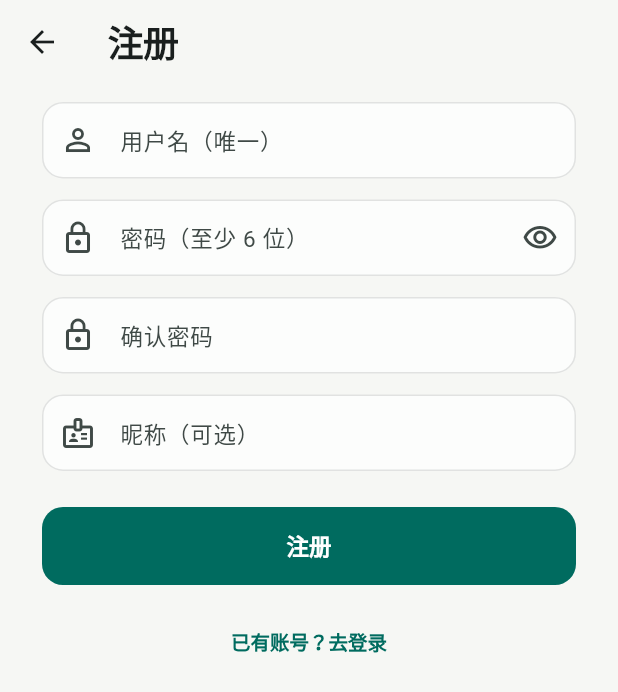
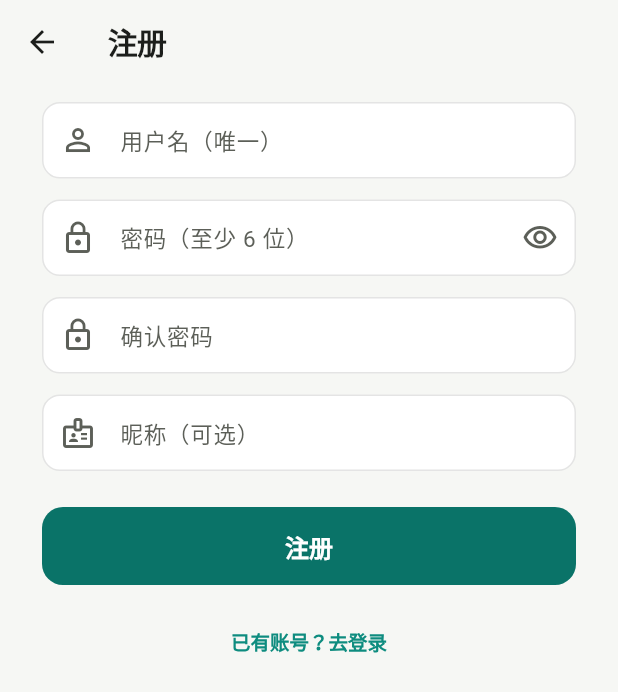
Before and after one commit to mwrforever/contemporary-opinion, a Flutter app: the screen it shows after launch, after a tap on "登录", after a tap on "没有账号？去注册", on a phone screen of 412 x 824 dp. Shown: the top 692 px of the screen. Run offline on Flutter 3.47's test engine with Material 3 defaults, Android fonts, the phone set to English and light mode, and no system bars; our stand-ins replace flutter_local_notifications, flutter_tts, hive, hive_flutter, permission_handler, speech_to_text and 4 more; missing offline and left inert: flutter_ringtone_player, record; accounts and stored records are empty.

Commit message:
feat: 阶段1 Task8 设计 Token 落地 app_theme（精确色值/文本层级/组件主题/浅深自适应）

```diff
--- a/lib/theme/app_theme.dart
+++ b/lib/theme/app_theme.dart
@@ -1,41 +1,38 @@
 import 'package:flutter/material.dart';
 
-/// 全局设计语言（依据 UI UX Pro Max + Taste Skill V1）
+/// 全局设计语言（依据 docs/superpowers/specs/2026-08-05-shishuo-ui-design.md 方向 A 温暖平面）
 ///
-/// 设计基调：Minimalist Productivity —— 单一去饱和强调色、留白即层次、
-/// 8px 间距系统、扩散阴影（非霓虹辉光）。
-///
-/// Taste Skill 关键约束：
-/// - 单一强调色（青绿），饱和度 < 80%，避开 AI 紫蓝与纯黑（#000）。
-/// - 反卡片滥用：用发丝边框 + 扩散阴影营造层次，而非堆叠重阴影。
-/// - 完整交互态：加载/空/错误/触感反馈。
+/// 设计基调：单一去饱和青绿强调色、暖白底、8px 间距系统、低扩散阴影；
+/// 浅/深两套 Token 精确锁定，不做 fromSeed 漂色。
+/// 关键约束：浅色主按钮用加深强调色（[accentStrong]）保证白字对比度 ≥4.5:1。
 class AppTheme {
-  // ── 强调色（去饱和青绿）──────────────────────────────
-  static const Color accent = Color(0xFF0F8C7E);
-  static const Color accentStrong = Color(0xFF0A6E63); // 浅底上的强调文字
-  static const Color accentSoft = Color(0xFFE4F4F1); // 浅底强调背景
+  // ── 强调色（设计规范锁定）────────────────────────────
+  static const Color accent = Color(0xFF0E8C7F);
+  static const Color accentStrong = Color(0xFF0A7368); // 浅色主按钮底
+  static const Color accentSoft = Color(0xFFE2F4F1);
 
-  // ── 语义色（均做降饱和处理，避免刺眼）────────────────
-  static const Color danger = Color(0xFFC24A3A); // 冲突 / 删除 / 错误
-  static const Color dangerSoft = Color(0xFFFBEDEA);
-  static const Color warn = Color(0xFFC07A2E); // 即将到来 / 时间重叠提醒
-  static const Color warnSoft = Color(0xFFFBF1E4);
-  static const Color ok = Color(0xFF3A9D6B); // 已完成 / 正常生效
-  static const Color okSoft = Color(0xFFE6F4EC);
+  // ── 语义色（设计规范锁定）────────────────────────────
+  static const Color danger = Color(0xFFC0492F); // 冲突 / 删除 / 错误
+  static const Color dangerSoft = Color(0xFFFBE9E4);
+  static const Color warn = Color(0xFFC9782B); // 时间重叠弱提醒 / 待定
+  static const Color warnSoft = Color(0xFFFBF1E3);
+  static const Color ok = Color(0xFF3F9D6B); // 已完成 / 收入
+  static const Color okSoft = Color(0xFFE4F3EA);
 
-  // ── 待安排中性色（需稳定身份，非 onSurface 临时 alpha）────────
-  static const Color neutral = Color(0xFF8A938F); // 浅色模式文字/图标
-  static const Color neutralDark = Color(0xFF9AA39F); // 深色模式文字/图标
+  // ── 中性色（三级文本）──────────────────────────────
+  static const Color neutral = Color(0xFF8A8D85); // 浅色模式辅助文本
+  static const Color neutralDark = Color(0xFF6B6F68); // 深色模式辅助文本
 
-  // ── 语义色深色变体（仅深色模式用于文字/图标，提对比至 AA）──
-  static const Color dangerDark = Color(0xFFE0705F); // danger 暗色文字/图标
-  static const Color okDark = Color(0xFF5FBE8C); // ok 暗色文字/图标
-  static const Color warnDark = Color(0xFFE0A050); // warn 暗色文字/图标
+  // ── 语义色深色变体（深色模式文字/图标，保证 AA 对比）──
+  static const Color dangerDark = Color(0xFFE08A74);
+  static const Color okDark = Color(0xFF6FBF92);
+  static const Color warnDark = Color(0xFFE0A263);
 
-  // ── 圆角（统一阶梯）──────────────────────────────────
+  // ── 圆角（统一阶梯：卡片 20 / 按钮 14 / 输入框 12）──
   static const double radiusSm = 10;
   static const double radiusMd = 14;
   static const double radiusLg = 20;
+  static const double radiusInput = 12;
   static const double radius = radiusLg; // 兼容旧引用
 
   // ── 间距（8px 基准）─────────────────────────────────
@@ -46,64 +43,111 @@ class AppTheme {
   static const double spaceXl = 24;
   static const double spaceXxl = 32;
 
-  static ThemeData get light => _build(false);
-  static ThemeData get dark => _build(true);
+  static ThemeData get light => buildAppTheme(Brightness.light);
+  static ThemeData get dark => buildAppTheme(Brightness.dark);
 
-  /// 扩散阴影：轻盈、宽展、低透明度，营造"浮起"而非"发光"。
+  /// 扩散阴影：轻盈、宽展、低透明度，营造「浮起」而非「发光」。
   static List<BoxShadow> elevation(bool isDark) => [
         BoxShadow(
-          color: isDark
-              ? const Color(0x40000000)
-              : const Color(0x14000000),
+          color: isDark ? const Color(0x40000000) : const Color(0x14000000),
           blurRadius: isDark ? 28 : 24,
           offset: const Offset(0, 8),
         ),
       ];
 
-  static ThemeData _build(bool isDark) {
-    final seed = accent;
+  /// 构建完整主题：Token 精确落地 + 组件主题收敛。
+  ///
+  /// [brightness] 决定浅/深两套 Token（跟随系统由 App/ThemeMode.system 切换）。
+  static ThemeData buildAppTheme([Brightness brightness = Brightness.light]) {
+    final isDark = brightness == Brightness.dark;
+
     final scheme = ColorScheme.fromSeed(
-      seedColor: seed,
-      brightness: isDark ? Brightness.dark : Brightness.light,
-      surface: isDark ? const Color(0xFF161A19) : const Color(0xFFFCFDFC),
-      onSurface: isDark ? const Color(0xFFE7EAEC) : const Color(0xFF1A1F1E),
+      seedColor: accent,
+      brightness: brightness,
+    ).copyWith(
+      // 品牌强调色与按钮色（浅色按钮用 accentStrong 保对比）
+      primary: isDark ? const Color(0xFF4FBFAF) : accent,
+      onPrimary: isDark ? const Color(0xFF101315) : Colors.white,
+      primaryContainer: isDark ? const Color(0xFF143834) : accentSoft,
+      onPrimaryContainer: isDark ? const Color(0xFF4FBFAF) : accentStrong,
+      // 次级语义（ok 系列）
+      secondary: isDark ? const Color(0xFF8FB5AC) : const Color(0xFF4A6B64),
+      onSecondary: isDark ? const Color(0xFF101315) : Colors.white,
+      secondaryContainer: isDark ? const Color(0xFF1C3326) : okSoft,
+      onSecondaryContainer: isDark ? okDark : ok,
+      // 错误（danger 系列）
+      error: isDark ? dangerDark : danger,
+      onError: isDark ? const Color(0xFF101315) : Colors.white,
+      errorContainer: isDark ? const Color(0xFF3A211B) : dangerSoft,
+      onErrorContainer: isDark ? dangerDark : const Color(0xFF8F2E1A),
+      // 表面与文本
+      surface: isDark ? const Color(0xFF1A1D20) : Colors.white,
+      onSurface: isDark ? const Color(0xFFF2F3EF) : const Color(0xFF1C1E1B),
+      surfaceContainerHighest:
+          isDark ? const Color(0xFF23272B) : const Color(0xFFEEF1EC),
+      onSurfaceVariant:
+          isDark ? const Color(0xFF9EA19A) : const Color(0xFF5C5F58),
+      outline: isDark ? const Color(0xFF2A2E32) : const Color(0xFFE2E5DF),
+      outlineVariant:
+          isDark ? const Color(0xFF2A2E32) : const Color(0xFFE2E5DF),
+      surfaceTint: Colors.transparent,
     );
 
     final textTheme = TextTheme(
       // 品牌 / 大标题
       displaySmall: const TextStyle(
-          fontSize: 30, fontWeight: FontWeight.w800, letterSpacing: -0.6),
-      // 页面标题
+        fontSize: 30,
+        fontWeight: FontWeight.w800,
+        letterSpacing: -0.6,
+      ),
+      // 页面标题 20/800
       titleLarge: const TextStyle(
-          fontSize: 24, fontWeight: FontWeight.w700, letterSpacing: -0.4),
-      // 卡片标题
+        fontSize: 20,
+        fontWeight: FontWeight.w800,
+        letterSpacing: -0.4,
+      ),
+      // 卡片标题 16/600
       titleMedium: const TextStyle(
-          fontSize: 16, fontWeight: FontWeight.w600, letterSpacing: -0.1),
-      // 正文
-      bodyLarge: const TextStyle(fontSize: 15, fontWeight: FontWeight.w400, height: 1.5),
-      bodyMedium: const TextStyle(fontSize: 14, fontWeight: FontWeight.w400, height: 1.45),
-      // 按钮
-      labelLarge: const TextStyle(fontSize: 15, fontWeight: FontWeight.w600),
-      // 标签 / 统计数
+        fontSize: 16,
+        fontWeight: FontWeight.w600,
+        letterSpacing: -0.1,
+      ),
+      // 正文 15/400 行高 1.5
+      bodyLarge: const TextStyle(
+        fontSize: 15,
+        fontWeight: FontWeight.w400,
+        height: 1.5,
+      ),
+      // 正文 14/400 行高 1.5
+      bodyMedium: const TextStyle(
+        fontSize: 14,
+        fontWeight: FontWeight.w400,
+        height: 1.5,
+      ),
+      // 按钮 16/600
+      labelLarge: const TextStyle(fontSize: 16, fontWeight: FontWeight.w600),
+      // 标签 / 统计 13/600
       labelMedium: const TextStyle(fontSize: 13, fontWeight: FontWeight.w600),
-      // 说明 / 辅助
-      labelSmall: const TextStyle(fontSize: 12, fontWeight: FontWeight.w500),
+      // 辅助 12/400
+      labelSmall: const TextStyle(fontSize: 12, fontWeight: FontWeight.w400),
     ).apply(
       bodyColor: scheme.onSurface,
       displayColor: scheme.onSurface,
     );
 
+    final bgColor =
+        isDark ? const Color(0xFF101315) : const Color(0xFFF6F7F4);
+
     return ThemeData(
       useMaterial3: true,
-      brightness: isDark ? Brightness.dark : Brightness.light,
+      brightness: brightness,
       colorScheme: scheme,
       textTheme: textTheme,
-      scaffoldBackgroundColor:
-          isDark ? const Color(0xFF0E1110) : const Color(0xFFF6F7F4),
+      scaffoldBackgroundColor: bgColor,
       appBarTheme: AppBarTheme(
         elevation: 0,
         scrolledUnderElevation: 0,
-        backgroundColor: isDark ? const Color(0xFF0E1110) : const Color(0xFFF6F7F4),
+        backgroundColor: bgColor,
         foregroundColor: scheme.onSurface,
         centerTitle: false,
         titleTextStyle: textTheme.titleLarge,
@@ -123,8 +167,9 @@ class AppTheme {
       elevatedButtonTheme: ElevatedButtonThemeData(
         style: ElevatedButton.styleFrom(
           elevation: 0,
-          backgroundColor: scheme.primary,
+          backgroundColor: isDark ? scheme.primary : accentStrong,
           foregroundColor: scheme.onPrimary,
+          minimumSize: const Size(64, 52),
           padding: const EdgeInsets.symmetric(horizontal: 22, vertical: 14),
           shape: RoundedRectangleBorder(
             borderRadius: BorderRadius.circular(radiusMd),
@@ -134,6 +179,9 @@ class AppTheme {
       ),
       filledButtonTheme: FilledButtonThemeData(
         style: FilledButton.styleFrom(
+          backgroundColor: isDark ? scheme.primary : accentStrong,
+          foregroundColor: scheme.onPrimary,
+          minimumSize: const Size(64, 52),
           padding: const EdgeInsets.symmetric(horizontal: 22, vertical: 14),
           shape: RoundedRectangleBorder(
             borderRadius: BorderRadius.circular(radiusMd),
@@ -143,6 +191,7 @@ class AppTheme {
       ),
       outlinedButtonTheme: OutlinedButtonThemeData(
         style: OutlinedButton.styleFrom(
+          minimumSize: const Size(64, 52),
           padding: const EdgeInsets.symmetric(horizontal: 18, vertical: 12),
           shape: RoundedRectangleBorder(
             borderRadius: BorderRadius.circular(radiusMd),
@@ -163,15 +212,19 @@ class AppTheme {
         filled: true,
         fillColor: scheme.surface,
         border: OutlineInputBorder(
-          borderRadius: BorderRadius.circular(radiusMd),
-          borderSide: BorderSide(color: scheme.onSurface.withValues(alpha: 0.12)),
+          borderRadius: BorderRadius.circular(radiusInput),
+          borderSide: BorderSide(
+            color: scheme.onSurface.withValues(alpha: 0.12),
+          ),
         ),
         enabledBorder: OutlineInputBorder(
-          borderRadius: BorderRadius.circular(radiusMd),
-          borderSide: BorderSide(color: scheme.onSurface.withValues(alpha: 0.12)),
+          borderRadius: BorderRadius.circular(radiusInput),
+          borderSide: BorderSide(
+            color: scheme.onSurface.withValues(alpha: 0.12),
+          ),
         ),
         focusedBorder: OutlineInputBorder(
-          borderRadius: BorderRadius.circular(radiusMd),
+          borderRadius: BorderRadius.circular(radiusInput),
           borderSide: BorderSide(color: scheme.primary, width: 1.6),
         ),
         contentPadding:
@@ -181,9 +234,7 @@ class AppTheme {
       chipTheme: ChipThemeData(
         backgroundColor: scheme.surface,
         selectedColor: scheme.primaryContainer,
-        shape: RoundedRectangleBorder(
-          borderRadius: BorderRadius.circular(radiusSm),
-        ),
+        shape: const StadiumBorder(),
         labelStyle: TextStyle(
           fontSize: 13,
           fontWeight: FontWeight.w600,
@@ -195,6 +246,44 @@ class AppTheme {
           color: scheme.onPrimaryContainer,
         ),
         padding: const EdgeInsets.symmetric(horizontal: 12, vertical: 8),
+      ),
+      segmentedButtonTheme: SegmentedButtonThemeData(
+        style: ButtonStyle(
+          shape: WidgetStatePropertyAll(
+            RoundedRectangleBorder(
+              borderRadius: BorderRadius.circular(radiusInput),
+            ),
+          ),
+          foregroundColor: WidgetStateProperty.resolveWith(
+            (states) => states.contains(WidgetState.selected)
+                ? scheme.primary
+                : scheme.onSurfaceVariant,
+          ),
+          backgroundColor: WidgetStateProperty.resolveWith(
+            (states) => states.contains(WidgetState.selected)
+                ? scheme.surface
+                : Colors.transparent,
+          ),
+        ),
+      ),
+      navigationBarTheme: NavigationBarThemeData(
+        backgroundColor: scheme.surface,
+        elevation: 0,
+        indicatorColor: scheme.primaryContainer,
+        labelTextStyle: WidgetStatePropertyAll(
+          TextStyle(
+            fontSize: 12,
+            fontWeight: FontWeight.w600,
+            color: scheme.onSurfaceVariant,
+          ),
+        ),
+        iconTheme: WidgetStateProperty.resolveWith(
+          (states) => IconThemeData(
+            color: states.contains(WidgetState.selected)
+                ? scheme.primary
+                : scheme.onSurfaceVariant,
+          ),
+        ),
       ),
       floatingActionButtonTheme: FloatingActionButtonThemeData(
         backgroundColor: scheme.primary,
```
Also changed, not shown: 1 other file.
